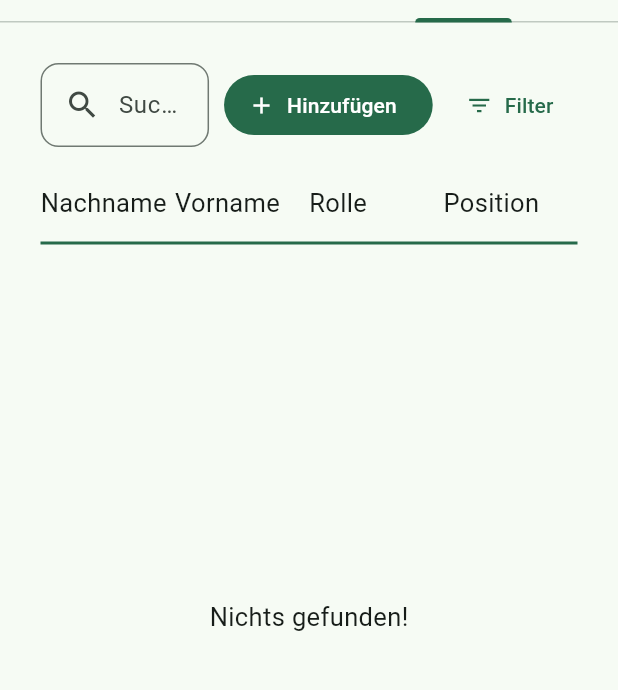
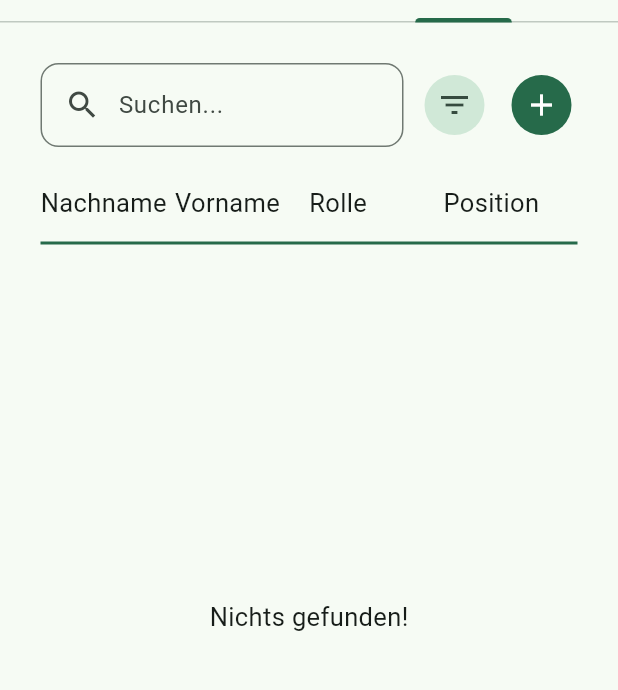
Before and after one commit to flavianz/tv-oberwil, a Flutter app: the TeamDetailsScreen widget shown alone on an empty page, opened directly with empty values, tab 2 chosen, on a phone screen of 412 x 824 dp, the part 195-885 px from its top. Run offline on Flutter 3.47's test engine with Material 3 defaults, Android fonts, the phone set to English and light mode, and no system bars; our stand-ins replace cloud_firestore, cloud_functions, diacritic, equatable, firebase_auth, firebase_core and 4 more; missing offline and left inert: firebase_ui_auth, firebase_ui_oauth_google, mobile_scanner; accounts and stored records are empty.

Commit message:
make filter button small in vertical layout

```diff
--- a/lib/screens/admin/team_details.dart
+++ b/lib/screens/admin/team_details.dart
@@ -128,11 +128,7 @@ class TeamDetailsScreen extends StatelessWidget {
               },
             ),
             actions: [
-              FilledButton.icon(
-                onPressed: () {},
-                label: Text("Hinzufügen"),
-                icon: Icon(Icons.add),
-              ),
+              IconButton.filled(onPressed: () {}, icon: Icon(Icons.add)),
             ],
           ),
         ),
```
Also changed, not shown: lib/components/paginated_list_page.dart (+45 -41 lines).
